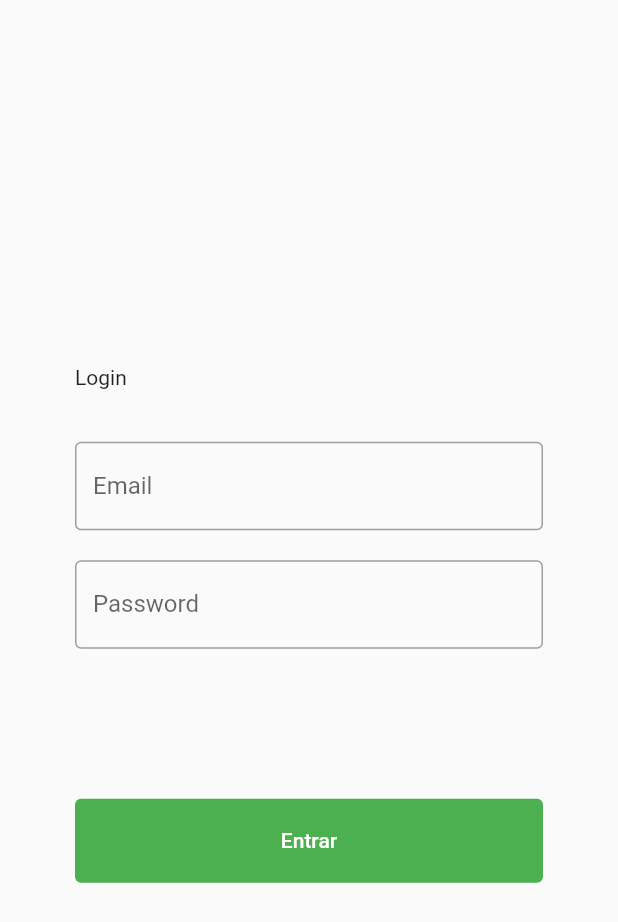
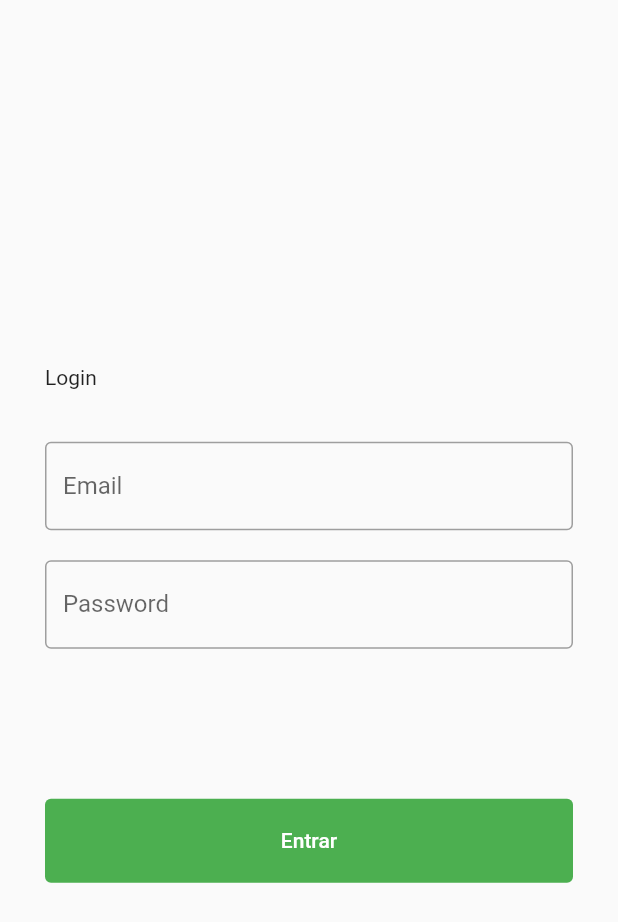
Before and after one commit to mhbm/flutter_login, a Flutter app: the screen it shows after launch, on a phone screen of 412 x 824 dp. Shown: the top 922 px of the screen. Run offline on Flutter 3.47's test engine with Material 2 defaults, Android fonts, the phone set to English and light mode, and no system bars.

Commit message:
Change login.dart
Signed-off-by: Mateus Macedo <mhbassomacedo@gmail.com>

```diff
--- a/lib/login.dart
+++ b/lib/login.dart
@@ -12,6 +12,8 @@ class _LoginState extends State<Login> {
   @override
   Widget build(BuildContext context) {
     return Row(
+        mainAxisAlignment: MainAxisAlignment.center,
+        crossAxisAlignment: CrossAxisAlignment.center,
         children: MediaQuery.of(context).size.width > 992
             ? [
                 Expanded(
@@ -24,7 +26,17 @@ class _LoginState extends State<Login> {
                 )),
                 const Content()
               ]
-            : [const Content()]);
+            : MediaQuery.of(context).size.width > 576
+                ? [
+                    Center(
+                        child: SizedBox(
+                            width: MediaQuery.of(context).size.width * 0.6,
+                            child: Column(
+                                mainAxisAlignment: MainAxisAlignment.center,
+                                crossAxisAlignment: CrossAxisAlignment.stretch,
+                                children: const [Content()])))
+                  ]
+                : [const Content()]);
   }
 
   void onChanged(bool? value) {
@@ -41,7 +53,7 @@ class Content extends StatelessWidget {
   Widget build(context) => Expanded(
         child: Container(
           constraints: const BoxConstraints(maxWidth: 21),
-          padding: const EdgeInsets.symmetric(horizontal: 50),
+          padding: const EdgeInsets.symmetric(horizontal: 30),
           child: Column(
             mainAxisAlignment: MainAxisAlignment.center,
             crossAxisAlignment: CrossAxisAlignment.stretch,
```
